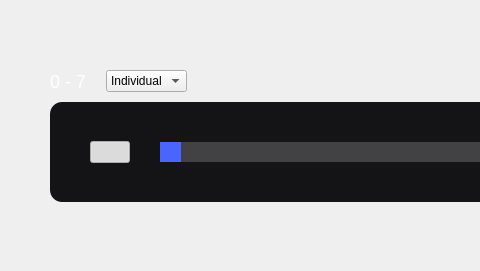
Above: ui/digitalIoElement.ui from analogdevicesinc/scopy before the change; both pictures show x 0 to 480 and y 0 to 271 of the 815 by 271 pixel window. Below: the same form after it.
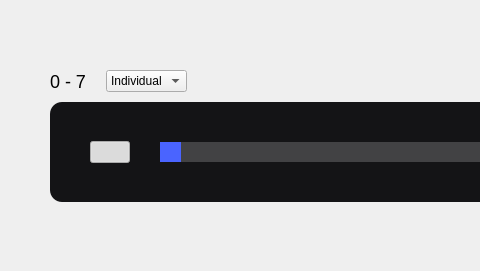
That is the form after the change. Icons and pictures are not drawn. Custom widgets are drawn as their Qt base class.

Patch:
```diff
--- a/ui/digitalIoElement.ui
+++ b/ui/digitalIoElement.ui
@@ -68,11 +68,12 @@
         </sizepolicy>
        </property>
        <property name="styleSheet">
-        <string notr="true">height: 55px;	width: 195px;	color: rgba(255,255,255,255);
-  
-  font-size: 18px;
-  font-weight: normal;
-  font-style: normal;</string>
+        <string notr="true">	height: 55px;	
+	width: 195px;	
+  	
+	font-size: 18px;
+   font-weight: normal;
+   font-style: normal;</string>
        </property>
        <property name="text">
         <string>0 - 7</string>
```
